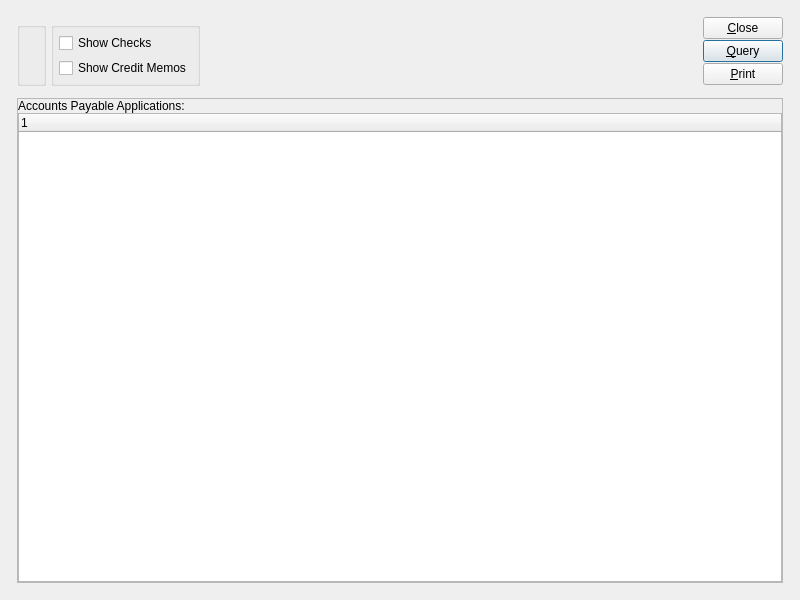
Above: xtuple/trunk/guiclient/dspAPApplications.ui from WooodHead/xtuple before the change. Below: the same form after it.
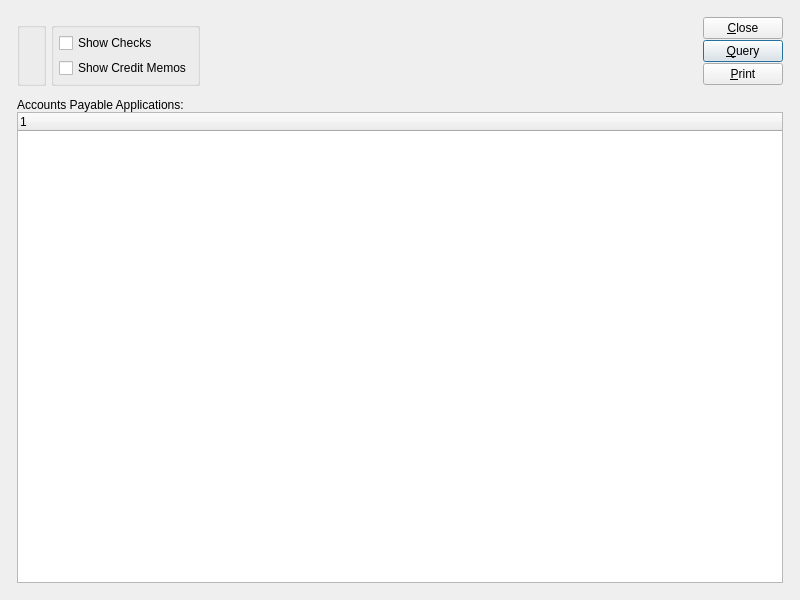
That is the form after the change. Custom widgets are drawn as their Qt base class.

Patch:
```diff
--- a/xtuple/trunk/guiclient/dspAPApplications.ui
+++ b/xtuple/trunk/guiclient/dspAPApplications.ui
@@ -153,7 +153,7 @@
         </sizepolicy>
        </property>
        <property name="frameShape" >
-        <enum>QFrame::StyledPanel</enum>
+        <enum>QFrame::NoFrame</enum>
        </property>
        <property name="frameShadow" >
         <enum>QFrame::Raised</enum>
```
Left out of the diff: 2 changed lines with no effect on the pictures.
